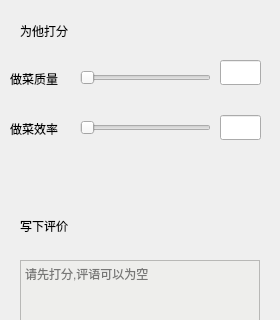
This is usrui/chefcomment.ui in himarsmty/c-homework as Qt 5 draws it before an edit; both pictures show x 0 to 280 and y 0 to 320 of the 280 by 500 pixel window. The edited form follows.
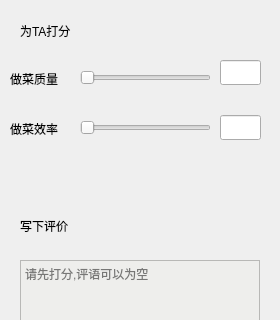
This is the edited form. Icons and pictures are not drawn.

Diff of the .ui file:
```diff
--- a/usrui/chefcomment.ui
+++ b/usrui/chefcomment.ui
@@ -111,7 +111,7 @@
     </rect>
    </property>
    <property name="text">
-    <string>为他打分</string>
+    <string>为TA打分</string>
    </property>
   </widget>
   <widget class="QLineEdit" name="lineEdit">
```
